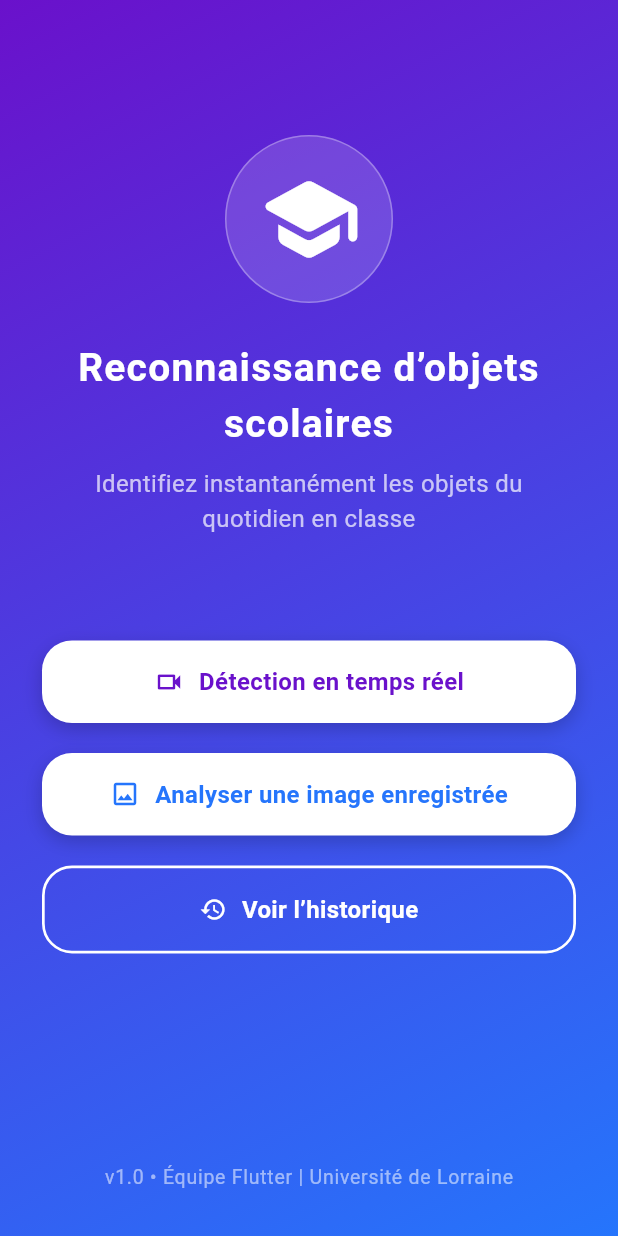
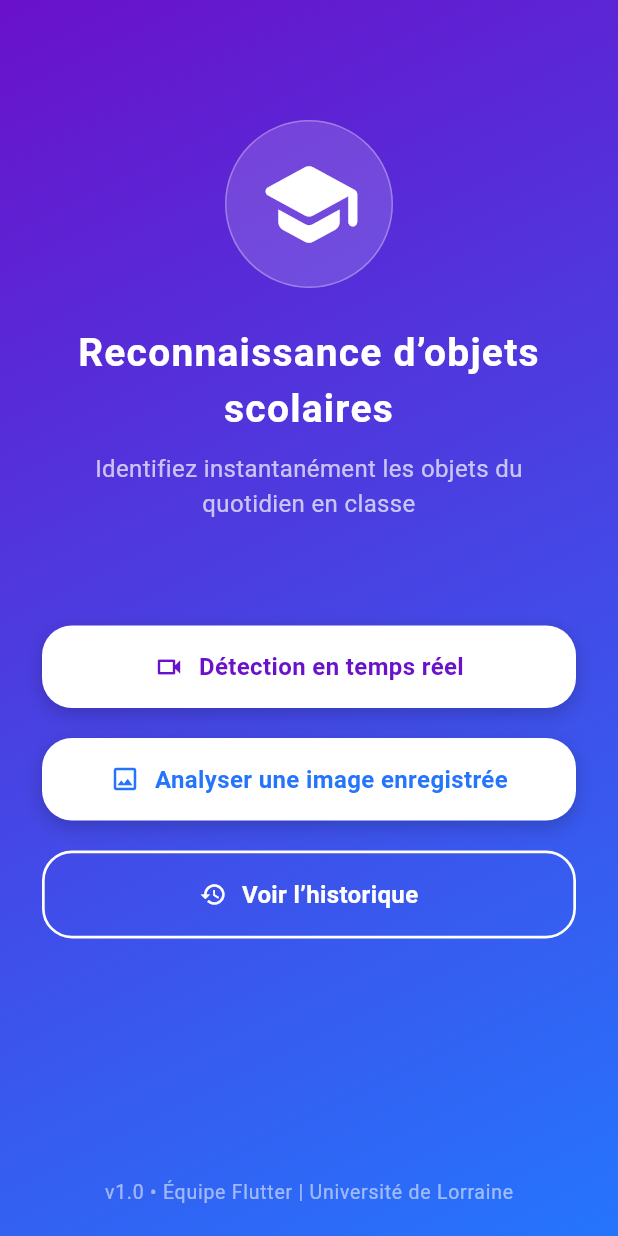
Before and after one commit to EskYzK/SAE5.01DevAvance, a Flutter app: the screen it shows after launch, on a phone screen of 412 x 824 dp. Run offline on Flutter 3.47's test engine with Material 3 defaults, Android fonts, the phone set to English and light mode, and no system bars; our stand-ins replace camera, image_picker, permission_handler; missing offline and left inert: google_mlkit_object_detection; project files that could hold a hidden picture were left out.

Commit message:
:bug: Résolution des bugs d'affichage

```diff
--- a/school_object_detector/lib/screens/home_screen.dart
+++ b/school_object_detector/lib/screens/home_screen.dart
@@ -17,7 +17,7 @@ class HomeScreen extends StatelessWidget {
         ),
         child: SafeArea(
           child: Padding(
-            padding: const EdgeInsets.symmetric(horizontal: 28, vertical: 30),
+            padding: const EdgeInsets.symmetric(horizontal: 28, vertical: 20),
             child: Column(
               crossAxisAlignment: CrossAxisAlignment.center,
               children: [
@@ -135,12 +135,17 @@ class HomeScreen extends StatelessWidget {
           children: [
             Icon(icon, color: textColor, size: 20),
             const SizedBox(width: 10),
-            Text(
-              label,
-              style: TextStyle(
-                color: textColor,
-                fontSize: 16,
-                fontWeight: FontWeight.w600,
+            // Modification ici : Ajout de Flexible
+            Flexible(
+              child: Text(
+                label,
+                style: TextStyle(
+                  color: textColor,
+                  fontSize: 16,
+                  fontWeight: FontWeight.w600,
+                ),
+                // Optionnel : centre le texte s'il passe sur deux lignes
+                textAlign: TextAlign.center,
               ),
             ),
           ],
```
